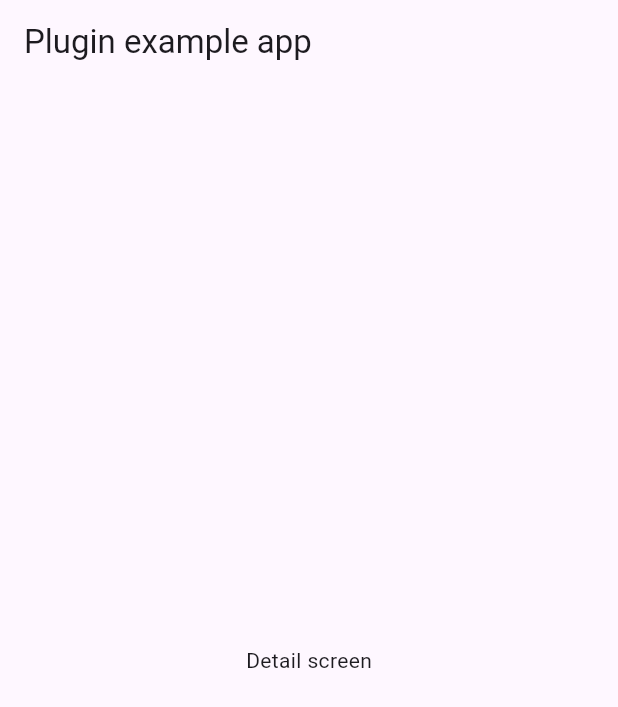
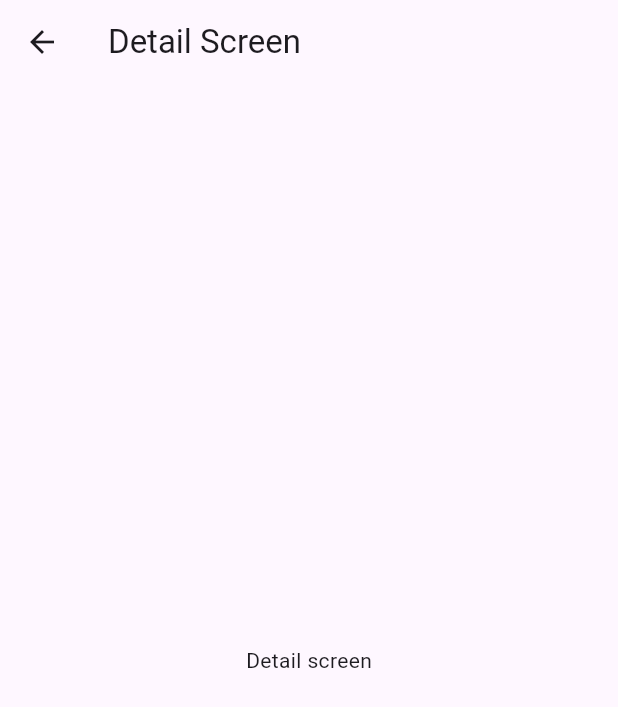
Before and after one commit to ppgco/flutter-sdk, a Flutter app: the screen it shows after launch, after a tap on "Go to detail screen", on a phone screen of 412 x 824 dp. Shown: the top 707 px of the screen. Run offline on Flutter 3.47's test engine with Material 3 defaults, Android fonts, the phone set to English and light mode, and no system bars.

Commit message:
feat(ios): Add In-App Messages support for iOS
- Add InAppMessagesPlugin.swift for Flutter-native bridge
- Fix deprecated .alert notification option (use .banner, .list)
- Fix unused result warning in PushpushgoSdkPlugin
- Add route buffering in PPGInAppMessages for proper initialization
- Add RouteSettings to example app navigation
- Add NSBonjourServices and NSLocalNetworkUsageDescription to Info.plist
- Fix NSE version mismatch (1.0 -> 1.0.0)
- Disable Swift Package Manager in example (use CocoaPods)
- Update Podfile to use local ios-sdk for staging tests
- Add IN_APP_MESSAGES.md documentation

```diff
--- a/example/lib/main.dart
+++ b/example/lib/main.dart
@@ -20,8 +20,8 @@ class MyApp extends StatefulWidget {
 class _MyAppState extends State<MyApp> {
 
   final _pushpushgo = PushpushgoSdk({
-    "apiToken": "my-api-key",
-    "projectId": "my-project-id"
+    "apiToken": "42100f60-d357-4f2d-bd08-b4ed39bceaef",
+    "projectId": "679c8e8ed9aea951ef295e1f"
   });
 
   @override
@@ -42,8 +42,9 @@ class _MyAppState extends State<MyApp> {
 
     // Initialize In-App Messages SDK
     await PPGInAppMessages.instance.initialize(
-      apiKey: "my-api-key",
-      projectId: "my-project-id",
+      apiKey: "42100f60-d357-4f2d-bd08-b4ed39bceaef",
+      projectId: "679c8e8ed9aea951ef295e1f",
+      isProduction: false,  // Use staging API (api.master1.qappg.co)
       isDebug: true,
     );
 
@@ -96,6 +97,7 @@ class HomeScreen extends StatelessWidget {
                   onPressed: () {
                     Navigator.of(context).push(
                       MaterialPageRoute(
+                        settings: const RouteSettings(name: '/details'),
                         builder: (context) => const DetailScreen(),
                       ),
                     );
@@ -181,13 +183,15 @@ class DetailScreen extends StatelessWidget {
 
   @override
   Widget build(BuildContext context) {
-    return MaterialApp(
-      home: Scaffold(
-        appBar: AppBar(
-          title: const Text('Plugin example app'),
+    return Scaffold(
+      appBar: AppBar(
+        title: const Text('Detail Screen'),
+        leading: IconButton(
+          icon: const Icon(Icons.arrow_back),
+          onPressed: () => Navigator.of(context).pop(),
         ),
-        body: const Center(child: Text("Detail screen")),
       ),
+      body: const Center(child: Text("Detail screen")),
     );
   }
 }
--- a/example/pubspec.yaml
+++ b/example/pubspec.yaml
@@ -45,6 +45,8 @@ dev_dependencies:
 
 # The following section is specific to Flutter packages.
 flutter:
+  # Disable SPM - we use CocoaPods for ios-sdk dependencies
+  disable-swift-package-manager: true
 
   # The following line ensures that the Material Icons font is
   # included with your application, so that you can use the icons in
--- a/lib/ppg_inappmessages.dart
+++ b/lib/ppg_inappmessages.dart
@@ -40,9 +40,16 @@ class PPGInAppMessages {
   bool _isInitialized = false;
   CustomCodeActionHandler? _customCodeHandler;
   StreamSubscription<dynamic>? _eventSubscription;
+  String? _pendingRoute;
 
   /// Check if SDK is initialized
   bool get isInitialized => _isInitialized;
+
+  /// Buffer a route change that occurred before initialization
+  /// Called by NavigatorObserver when SDK is not yet initialized
+  void bufferRoute(String route) {
+    _pendingRoute = route;
+  }
 
   /// Initialize the In-App Messages SDK
   ///
@@ -76,6 +83,12 @@ class PPGInAppMessages {
       );
       _isInitialized = true;
       log('PPGInAppMessages: Initialized successfully');
+
+      // Process any buffered route from NavigatorObserver
+      if (_pendingRoute != null) {
+        await onRouteChanged(_pendingRoute!);
+        _pendingRoute = null;
+      }
     } catch (e) {
       log('PPGInAppMessages: Initialization failed - $e');
       rethrow;
--- a/lib/ppg_inappmessages_observer.dart
+++ b/lib/ppg_inappmessages_observer.dart
@@ -67,9 +67,12 @@ class InAppMessagesNavigatorObserver extends NavigatorObserver {
   void _notifyRouteChange(Route<dynamic>? route) {
     final routeName = _extractRouteName(route);
     if (routeName != null && routeName.isNotEmpty) {
-      // Only notify if SDK is initialized
       if (PPGInAppMessages.instance.isInitialized) {
+        // SDK is ready - send route change immediately
         PPGInAppMessages.instance.onRouteChanged(routeName);
+      } else {
+        // SDK not yet initialized - buffer the route for later
+        PPGInAppMessages.instance.bufferRoute(routeName);
       }
     }
   }
```
Also changed, not shown: example/pubspec.lock, 7 other files.
